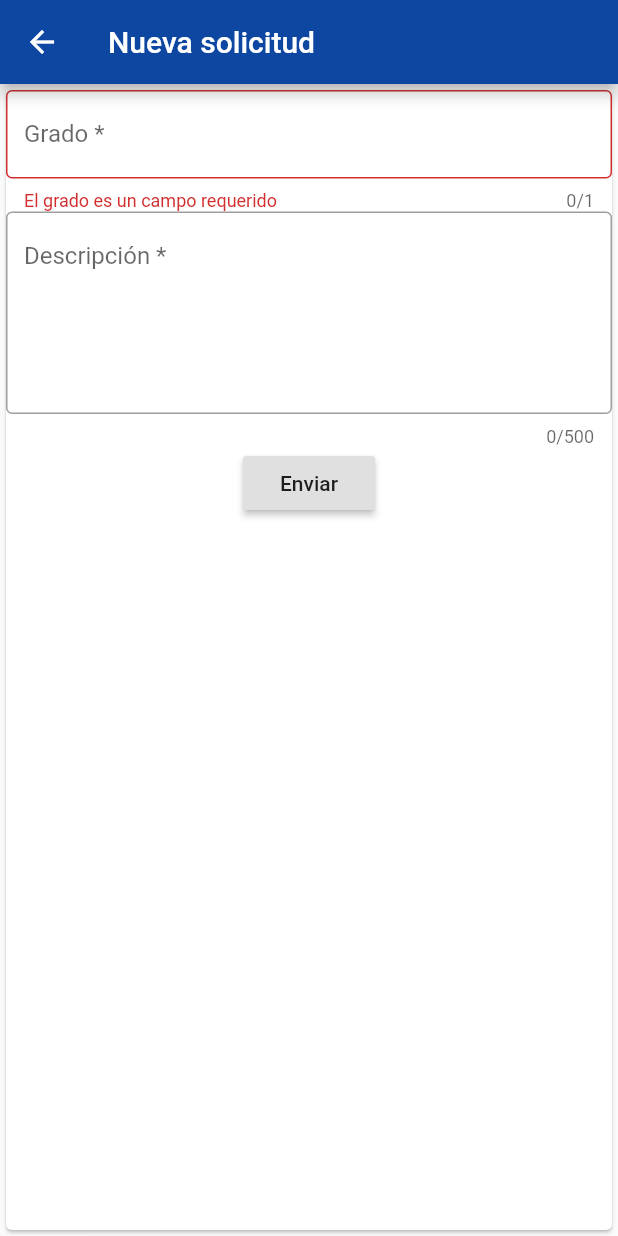
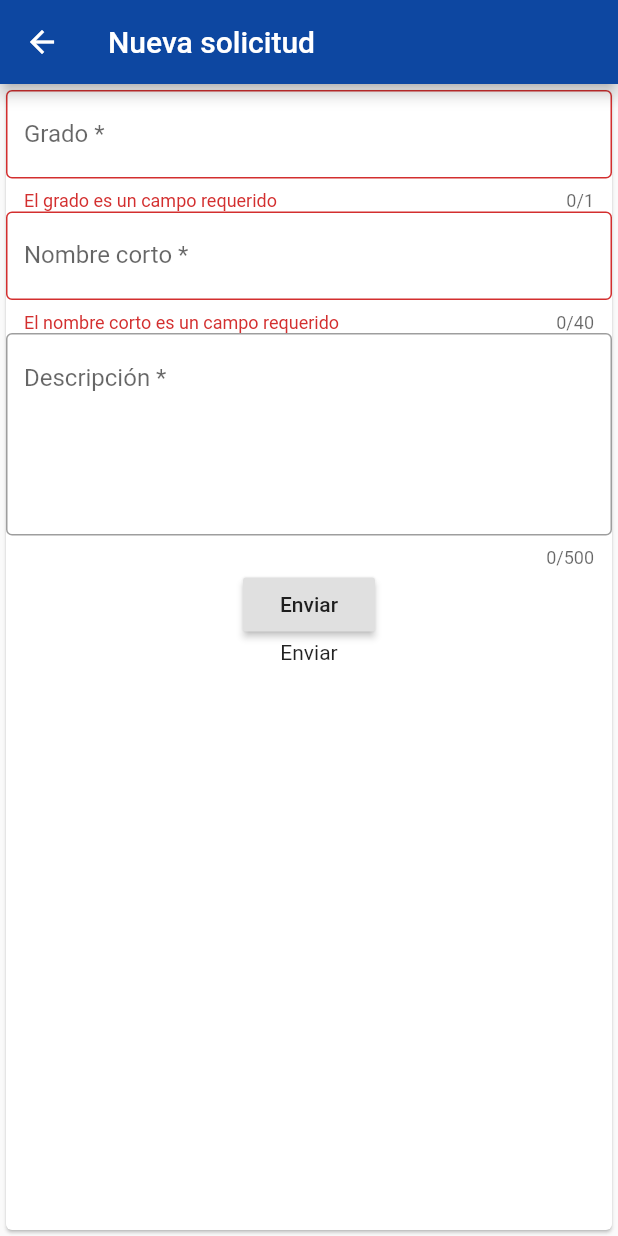
Before and after one commit to begandroide/sars-help, a Flutter app: the CreateRequestPage screen opened directly, after a tap on "Enviar", on a phone screen of 412 x 824 dp. Run offline on Flutter 3.47's test engine with Material 2 defaults, Android fonts, the phone set to English and light mode, and no system bars; our stand-ins replace cloud_firestore, firebase_auth, google_maps_flutter; missing offline and left inert: age; accounts and stored records are empty.

```diff
--- a/sarshelp/lib/screens/create_request.dart
+++ b/sarshelp/lib/screens/create_request.dart
@@ -1,13 +1,23 @@
 
 import 'dart:ui';
 
+import 'package:cloud_firestore/cloud_firestore.dart';
+import 'package:firebase_auth/firebase_auth.dart';
 import 'package:flutter/cupertino.dart';
 import 'package:flutter/material.dart';
 import 'package:flutter/services.dart';
 
-class CreateRequestPage extends StatelessWidget {
+class CreateRequestPage extends StatefulWidget {
+  @override
+  _CreateRequestPageState createState() => _CreateRequestPageState();
+}
+
+class _CreateRequestPageState extends State<CreateRequestPage> {
   final _formKey = GlobalKey<FormState>();
+
   final _scaffoldKey = GlobalKey<ScaffoldState>();
+
+  bool isProcessingData = false;
 
   @override
   Widget build(BuildContext context) {
@@ -39,6 +49,19 @@ class CreateRequestPage extends StatelessWidget {
                 ], // Only numbers can be entered
               ),
               TextFormField(
+                maxLength: 40,
+                validator: (value) {
+                  if (value.isEmpty) {
+                    return 'El nombre corto es un campo requerido';
+                  }
+                  return null;
+                },
+                decoration: InputDecoration(
+                  border: OutlineInputBorder(),
+                  labelText: 'Nombre corto *'
+                ),
+              ),
+              TextFormField(
                 maxLines: 5,
                 maxLength: 500,
                 decoration: InputDecoration(
@@ -50,16 +73,32 @@ class CreateRequestPage extends StatelessWidget {
               RaisedButton(
                 onPressed: () {
                   if (_formKey.currentState.validate()) {
+
                       final snackBar = SnackBar(content: Text('Procesando datos...'));
                       _scaffoldKey.currentState.showSnackBar(snackBar);
+                      FirebaseAuth.instance.currentUser().then((value) => {
+                        // Firestore.instance.collection('HelpRequests').document(value.uid).setData({})
+
+                      });
                     }
                   },
-                  child: Text('Enviar'),
+                  child: _buttonSave()
               ),
+              _buttonSave()
             ]
       ))
 ),
     );
   }
 
+  _buttonSave() {
+    Widget contentButton;
+    if (this.isProcessingData){
+      contentButton = CircularProgressIndicator();
+    } else {
+      contentButton = Text('Enviar');
+    }
+    return contentButton;
+  }
+
 }
```
Also changed, not shown: sarshelp/lib/screens/requests_page.dart (+52 -10 lines).
